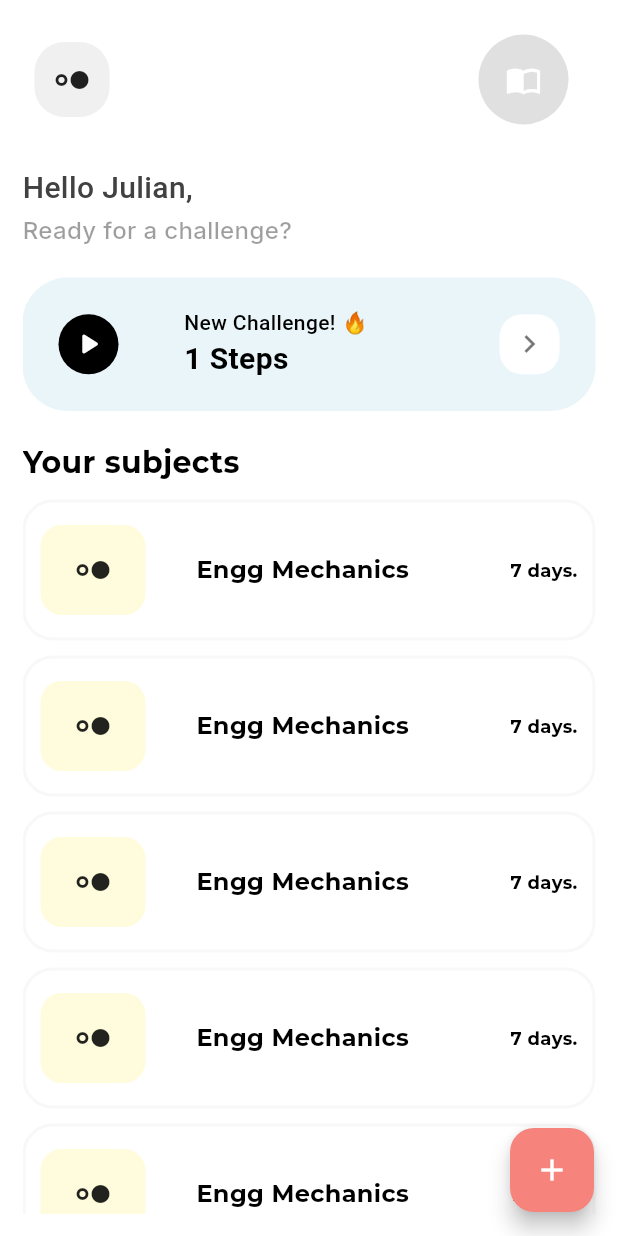
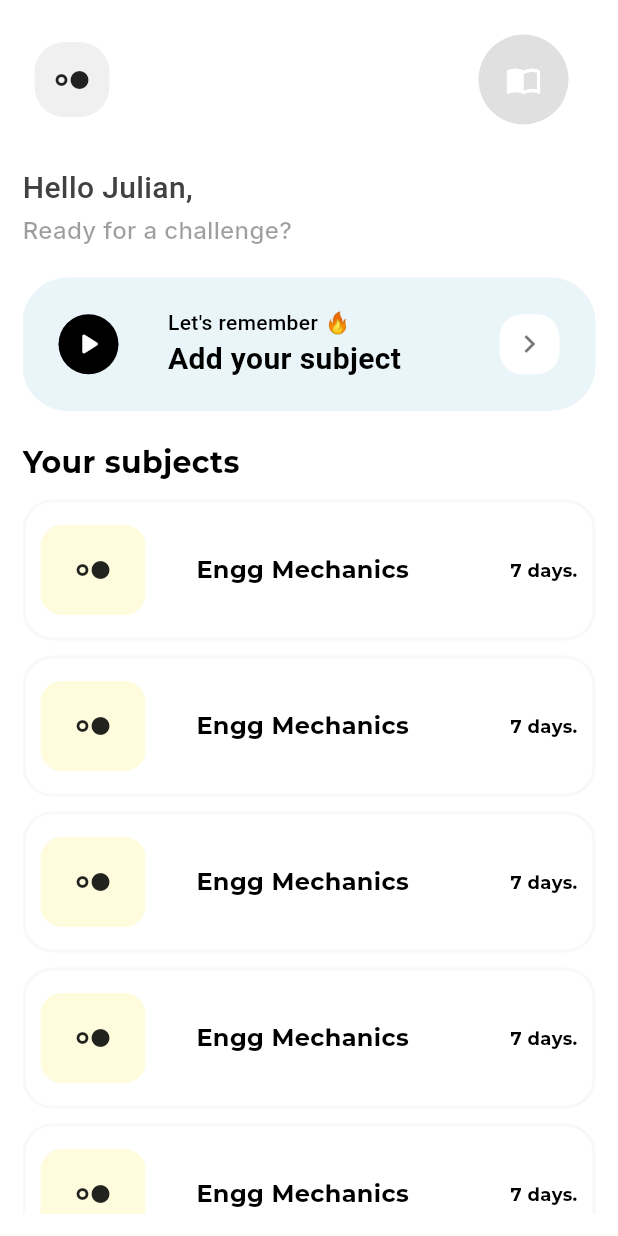
Before and after one commit to abhijithms1213/ReviewRush, a Flutter app: the screen it shows after launch, on a phone screen of 412 x 824 dp. Run offline on Flutter 3.47's test engine with Material 3 defaults, Android fonts, the phone set to English and light mode, and no system bars; our stand-ins replace google_fonts; Roboto replaces fonts that are missing (Montserrat Alternates).

Commit message:
added changes

```diff
--- a/reviewrush/lib/features/home/presentation/screens/home_screen.dart
+++ b/reviewrush/lib/features/home/presentation/screens/home_screen.dart
@@ -41,11 +41,11 @@ class ScreenHome extends StatelessWidget {
                     const Spacer(),
                     GestureDetector(
                       onTap: () {
-                         Navigator.of(context).push(
-                MaterialPageRoute(
-                  builder: (context) => const ScreenProfile(),
-                ),
-              );
+                        Navigator.of(context).push(
+                          MaterialPageRoute(
+                            builder: (context) => const ScreenProfile(),
+                          ),
+                        );
                       },
                       child: const CircleAvatar(
                         backgroundColor: Colors.black12,
@@ -128,19 +128,6 @@ class ScreenHome extends StatelessWidget {
           ),
         ),
       ),
-      floatingActionButton: FloatingActionButton(
-        backgroundColor: const Color.fromARGB(255, 247, 132, 124),
-        onPressed: () {
-          Navigator.of(context).push(
-            MaterialPageRoute(
-              builder: (context) => const ScreenTaskCreation(),
-            ),
-          );
-        },
-        child: const Icon(
-          Icons.add,
-        ),
-      ),
     );
   }
 }
--- a/reviewrush/lib/features/home/presentation/widgets/challenge_tile.dart
+++ b/reviewrush/lib/features/home/presentation/widgets/challenge_tile.dart
@@ -36,14 +36,14 @@ class ChallengeTile extends StatelessWidget {
                 size: 24,
               ),
             ),
-            Column(
+            const Column(
               crossAxisAlignment: CrossAxisAlignment.start,
               mainAxisSize: MainAxisSize.min,
               children: [
-                const Row(
+                Row(
                   children: [
                     Text(
-                      'New Challenge!',
+                      'Let\'s remember',
                       style: TextStyle(
                         fontSize: 14,
                         fontWeight: FontWeight.w500,
@@ -57,8 +57,8 @@ class ChallengeTile extends StatelessWidget {
                   ],
                 ),
                 Text(
-                  '$steps Steps',
-                  style: const TextStyle(
+                  'Add your subject',
+                  style: TextStyle(
                     fontSize: 20,
                     fontWeight: FontWeight.bold,
                   ),
--- a/reviewrush/lib/features/settings/presentation/screens/profile.dart
+++ b/reviewrush/lib/features/settings/presentation/screens/profile.dart
@@ -15,6 +15,12 @@ class ScreenProfile extends StatelessWidget {
         child: Column(
           crossAxisAlignment: CrossAxisAlignment.start,
           children: [
+            khbox10,
+            IconButton(
+                onPressed: () {
+                  Navigator.of(context).pop();
+                },
+                icon: const Icon(Icons.arrow_back_ios)),
             khbox10,
             Text(
               "Hello \nGood Afternoon,",
```
Also changed, not shown: reviewrush/lib/features/settings/presentation/widgets/action_button.dart (+9 -6 lines), reviewrush/lib/features/settings/presentation/widgets/profile_card.dart (+15 -4 lines).
